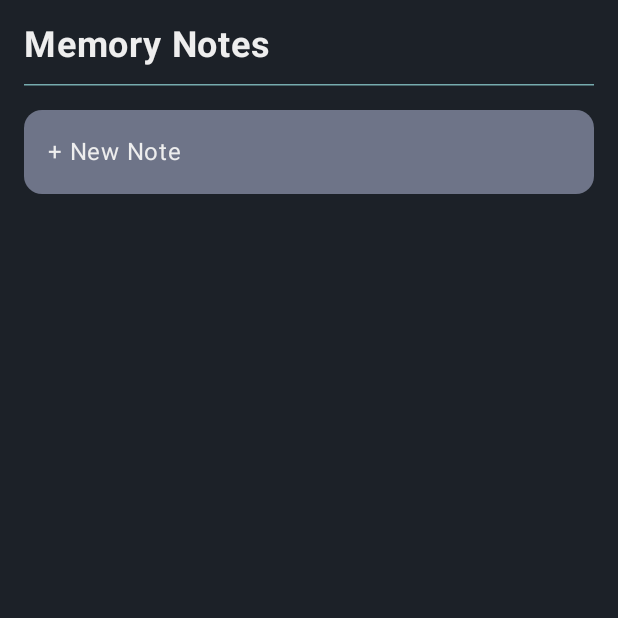
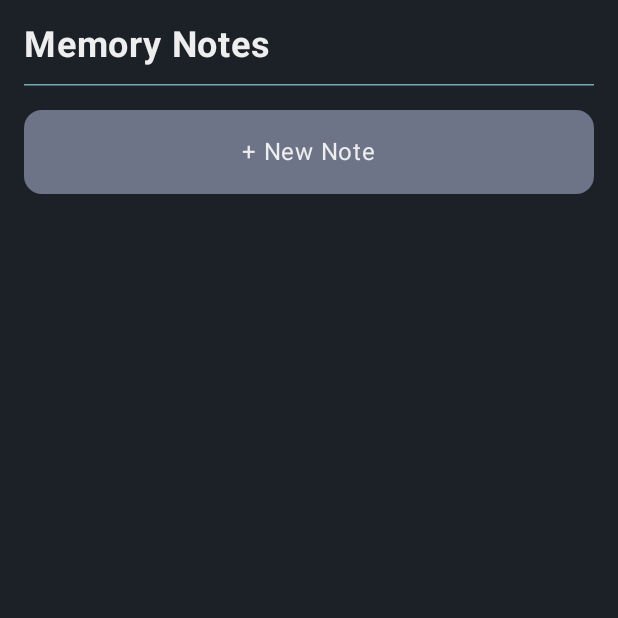
Before and after one commit to yash-144/MemoryNotes, an Android app built with Jetpack Compose: the screen it shows after launch (MainActivity), on a phone screen of 412 x 824 dp, the top half of it. Run offline under Robolectric (Android 15) with nearby library versions, the phone set to English and light mode, and no system bars.

Commit message:
ui update

```diff
--- a/app/src/main/java/com/pixbuilds/memorynotes/MainActivity.kt
+++ b/app/src/main/java/com/pixbuilds/memorynotes/MainActivity.kt
@@ -24,12 +24,16 @@ import androidx.compose.ui.Modifier
 import androidx.compose.ui.draw.clip
 import androidx.compose.ui.graphics.Color
 import androidx.compose.ui.text.font.FontWeight
+import androidx.compose.ui.text.style.TextOverflow
 import androidx.compose.ui.unit.dp
 import androidx.compose.ui.unit.sp
 import com.google.gson.Gson
 import com.google.gson.reflect.TypeToken
 import com.pixbuilds.memorynotes.ui.theme.MemoryNotesTheme
 import java.io.File
+import java.text.SimpleDateFormat
+import java.util.Date
+import java.util.Locale
 
 class MainActivity : ComponentActivity() {
     private val fileName: String = "notes.json"
@@ -38,7 +42,8 @@ class MainActivity : ComponentActivity() {
     data class Note(
         val id: Int,
         val title: String,
-        val body: String
+        val body: String,
+        val date: Long = System.currentTimeMillis()
     )
 
     override fun onCreate(savedInstanceState: Bundle?) {
@@ -51,6 +56,12 @@ class MainActivity : ComponentActivity() {
             val destructiveActionColor = Color(0xFFE57373)
             val primaryTextColor = Color(0xFFEEEEEE)
             val secondaryTextColor = Color(0xFFAAAAAA)
+
+            fun dateFormat(timestamp: Long): String {
+                val pattern = "MMM d, yyyy, h:mm a"
+                val simpleDateFormat = SimpleDateFormat(pattern, Locale.getDefault())
+                return simpleDateFormat.format(Date(timestamp))
+            }
 
             fun loadNotes(file: File): List<Note> {
                 if (!file.exists() || file.readText().isBlank()) {
@@ -270,7 +281,26 @@ class MainActivity : ComponentActivity() {
                                                         activeNoteId.intValue = note.id
                                                     }
                                             ) {
-                                                Text(text = note.title, color = primaryTextColor)
+                                                Column {
+                                                    Text(
+                                                        text = note.title,
+                                                        color = primaryTextColor,
+                                                        fontWeight = FontWeight.Bold
+                                                    )
+                                                    Text(
+                                                        text = note.body,
+                                                        color = secondaryTextColor,
+                                                        modifier = Modifier.padding(top = 8.dp),
+                                                        maxLines = 2,
+                                                        overflow = TextOverflow.Ellipsis
+                                                    )
+                                                    Text(
+                                                        text = dateFormat(note.date),
+                                                        color = secondaryTextColor,
+                                                        fontSize = 12.sp,
+                                                        modifier = Modifier.padding(top = 8.dp)
+                                                    )
+                                                }
                                             }
                                         }
                                         item {
@@ -279,7 +309,6 @@ class MainActivity : ComponentActivity() {
                                                     .fillMaxWidth()
                                                     .clip(RoundedCornerShape(12.dp))
                                                     .background(MaterialTheme.colorScheme.secondaryContainer)
-                                                    .padding(16.dp)
                                                     .clickable {
                                                         val newNote = Note(
                                                             System
@@ -293,7 +322,7 @@ class MainActivity : ComponentActivity() {
                                                             newNote
                                                         )
                                                         saveNotes(file, notes)
-                                                    }
+                                                    }.padding(16.dp), contentAlignment = Alignment.Center
                                             ) {
                                                 Text(text = "+ New Note", color = primaryTextColor)
                                             }
```
Also changed, not shown: 2 other files.
